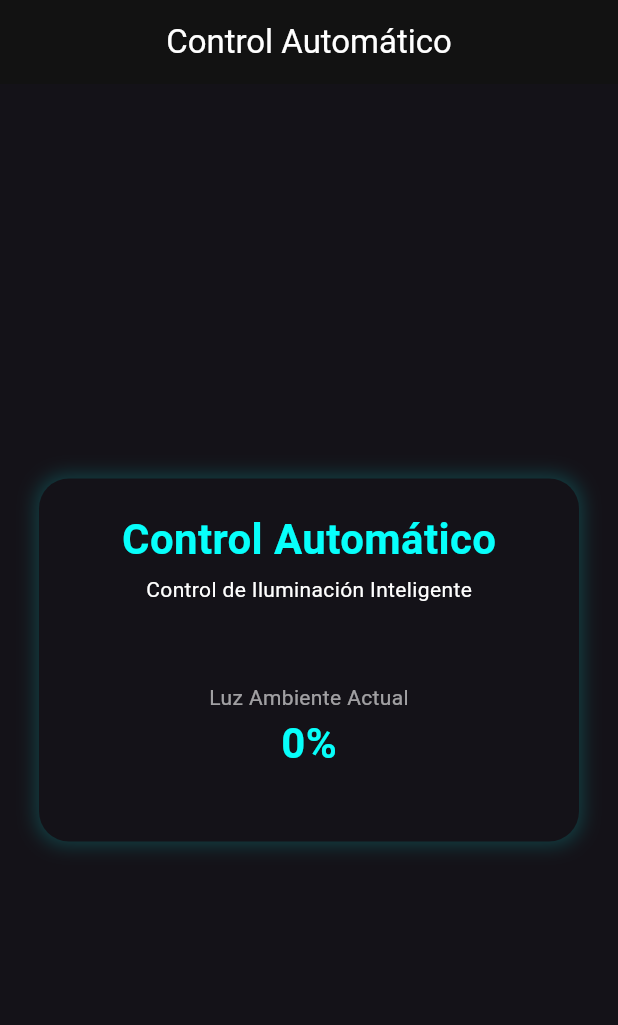
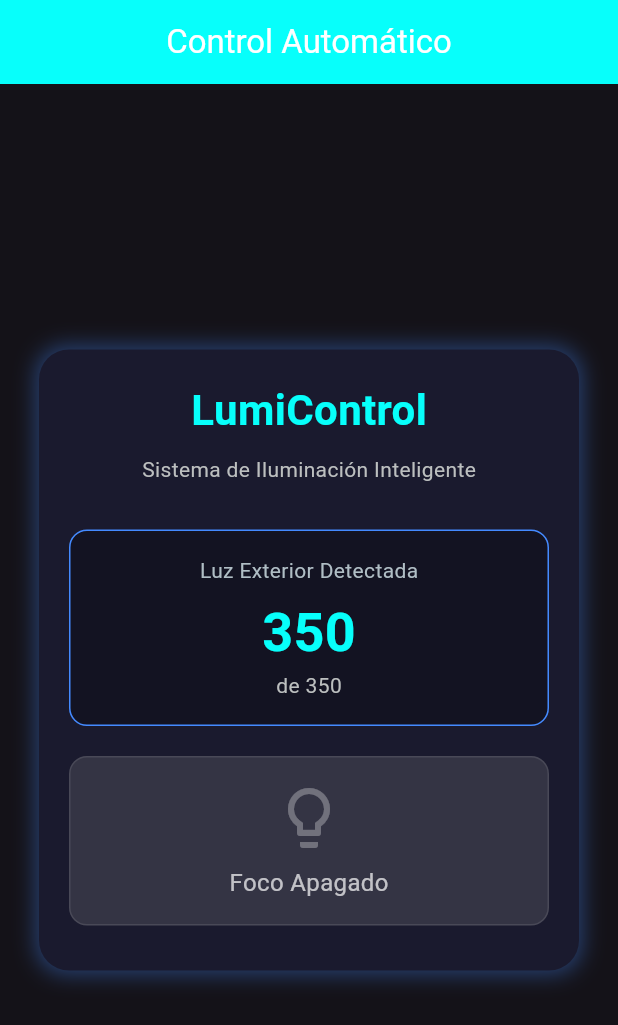
Before and after one commit to Ixtervic/ControlRemoto, a Flutter app: the screen it shows after launch, on a phone screen of 412 x 824 dp. Shown: the top 1025 px of the screen. Run offline on Flutter 3.47's test engine with Material 3 defaults, Android fonts, the light colour scheme and no system bars; our stand-ins replace firebase_core, firebase_database; accounts and stored records are empty.

Commit message:
finalprueba

```diff
--- a/lib/main.dart
+++ b/lib/main.dart
@@ -2,13 +2,11 @@ import 'package:flutter/material.dart';
 import 'package:firebase_core/firebase_core.dart';
 import 'package:firebase_database/firebase_database.dart';
 import 'firebase_options.dart';
-
 import 'dart:async';
 
 void main() async {
   WidgetsFlutterBinding.ensureInitialized();
 
-  // Inicializa Firebase usando firebase_options.dart
   await Firebase.initializeApp(
     options: DefaultFirebaseOptions.currentPlatform,
   );
@@ -24,10 +22,10 @@ class MyApp extends StatelessWidget {
     return MaterialApp(
       title: 'Control Automático',
       theme: ThemeData.dark().copyWith(
-        colorScheme: ColorScheme.dark(
-          primary: const Color.fromARGB(255, 7, 255, 251),
+        colorScheme: const ColorScheme.dark(
+          primary: Color.fromARGB(255, 7, 255, 251),
           secondary: Colors.white70,
-          tertiary: const Color.fromARGB(255, 188, 191, 191),
+          tertiary: Color.fromARGB(255, 188, 191, 191),
         ),
       ),
       home: const LumiControlHomePage(),
@@ -45,10 +43,8 @@ class LumiControlHomePage extends StatefulWidget {
 
 class _LumiControlHomePageState extends State<LumiControlHomePage> {
   double ambientLightIntensity = 0.0;
-
   late final DatabaseReference dbRef;
 
-  /// Tiempo entre actualizaciones (en minutos)
   final int fetchIntervalMinutes = 1;
 
   @override
@@ -81,22 +77,32 @@ class _LumiControlHomePageState extends State<LumiControlHomePage> {
   Widget build(BuildContext context) {
     final theme = Theme.of(context);
 
+    final double luzExterior = (350 - ambientLightIntensity).clamp(0, 350);
+
+    final double porcentajeFoco = (ambientLightIntensity > 200)
+        ? ((ambientLightIntensity - 200) / 150 * 100).clamp(0, 100)
+        : 0;
+
+    final bool focoEncendido = porcentajeFoco > 0;
+
     return Scaffold(
       appBar: AppBar(
         title: const Text('Control Automático'),
         centerTitle: true,
+        backgroundColor: const Color.fromARGB(255, 7, 255, 251),
       ),
       body: Center(
         child: Container(
           width: 360,
           margin: const EdgeInsets.all(16),
+          padding: const EdgeInsets.all(20),
           decoration: BoxDecoration(
             borderRadius: BorderRadius.circular(20),
-            color: theme.cardColor,
+            color: const Color(0xFF1A1A2E),
             boxShadow: [
               BoxShadow(
-                color: theme.colorScheme.primary.withOpacity(0.2),
-                blurRadius: 10,
+                color: Colors.blueAccent.withOpacity(0.4),
+                blurRadius: 12,
                 spreadRadius: 2,
               ),
             ],
@@ -104,54 +110,106 @@ class _LumiControlHomePageState extends State<LumiControlHomePage> {
           child: Column(
             mainAxisSize: MainAxisSize.min,
             children: [
-              const SizedBox(height: 20),
               Text(
-                'Control Automático',
+                'LumiControl',
                 style: TextStyle(
-                    fontSize: 28,
-                    fontWeight: FontWeight.bold,
-                    color: theme.colorScheme.primary),
+                  fontSize: 28,
+                  fontWeight: FontWeight.bold,
+                  color: theme.colorScheme.primary,
+                ),
               ),
-              const SizedBox(height: 4),
+              const SizedBox(height: 10),
               Text(
-                'Control de Iluminación Inteligente',
+                'Sistema de Iluminación Inteligente',
                 style: TextStyle(
-                    fontSize: 14, color: theme.colorScheme.onSurface),
+                  fontSize: 14,
+                  color: theme.colorScheme.tertiary,
+                ),
               ),
               const SizedBox(height: 30),
 
-              // Luz ambiente actual
               Container(
-                margin:
-                    const EdgeInsets.symmetric(horizontal: 24, vertical: 10),
-                padding: const EdgeInsets.all(12),
+                width: double.infinity,
+                padding: const EdgeInsets.all(16),
+                margin: const EdgeInsets.only(bottom: 20),
                 decoration: BoxDecoration(
+                  color: Colors.black26,
                   borderRadius: BorderRadius.circular(12),
-                  color: theme.cardColor.withOpacity(0.8),
+                  border: Border.all(color: Colors.blueAccent),
                 ),
                 child: Column(
                   children: [
                     Text(
-                      'Luz Ambiente Actual',
+                      'Luz Exterior Detectada',
                       style: TextStyle(
                         fontSize: 14,
-                        color:
-                            theme.colorScheme.onSurface.withOpacity(0.6),
+                        color: Colors.blueGrey.shade200,
+                      ),
+                    ),
+                    const SizedBox(height: 6),
+                    Text(
+                      '${luzExterior.round()}',
+                      style: const TextStyle(
+                        fontSize: 36,
+                        fontWeight: FontWeight.bold,
+                        color: Color.fromARGB(255, 7, 255, 251),
                       ),
                     ),
                     Text(
-                      '${ambientLightIntensity.round()}%',
+                      'de 350',
                       style: TextStyle(
-                        fontSize: 28,
-                        fontWeight: FontWeight.bold,
-                        color: theme.colorScheme.primary,
+                        fontSize: 14,
+                        color: theme.colorScheme.tertiary,
                       ),
                     ),
                   ],
                 ),
               ),
 
-              const SizedBox(height: 24),
+              Container(
+                width: double.infinity,
+                padding: const EdgeInsets.all(16),
+                decoration: BoxDecoration(
+                  color: focoEncendido
+                      ? Colors.blue.withOpacity(0.2)
+                      : Colors.grey.withOpacity(0.2),
+                  borderRadius: BorderRadius.circular(12),
+                  border: Border.all(
+                    color: focoEncendido
+                        ? Colors.cyanAccent
+                        : Colors.white10,
+                  ),
+                ),
+                child: Column(
+                  children: [
+                    Icon(
+                      focoEncendido ? Icons.lightbulb : Icons.lightbulb_outline,
+                      size: 48,
+                      color: focoEncendido
+                          ? const Color.fromARGB(255, 7, 255, 251)
+                          : Colors.white30,
+                    ),
+                    const SizedBox(height: 8),
+                    Text(
+                      focoEncendido ? 'Foco Encendido al:' : 'Foco Apagado',
+                      style: TextStyle(
+                        fontSize: 16,
+                        color: Colors.white70,
+                      ),
+                    ),
+                    if (focoEncendido)
+                      Text(
+                        '${porcentajeFoco.round()}%',
+                        style: const TextStyle(
+                          fontSize: 32,
+                          fontWeight: FontWeight.bold,
+                          color: Color.fromARGB(255, 7, 255, 251),
+                        ),
+                      ),
+                  ],
+                ),
+              ),
+              const SizedBox(height: 10),
             ],
           ),
         ),
```
